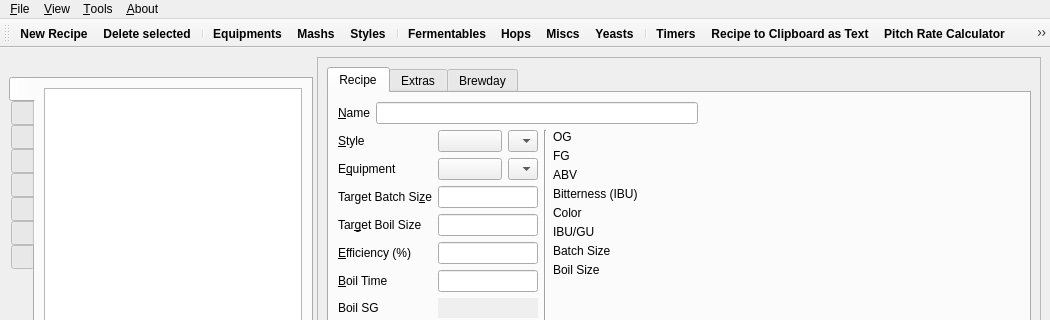
Brewtarget/brewtarget, file ui/mainWindow.ui: the form before one commit; both pictures show x 0 to 1050 and y 0 to 320 of the 1050 by 829 pixel window.
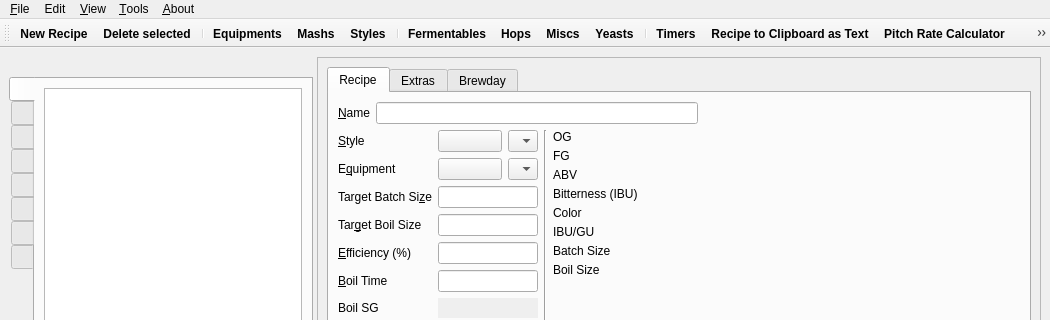
The form after the commit. Icons and pictures are not drawn. Custom widgets are drawn as their Qt base class.

Commit message: Add Undo/Redo menu entries etc without them yet doing anything

What changed in the file:
```diff
--- a/ui/mainWindow.ui
+++ b/ui/mainWindow.ui
@@ -1641,7 +1641,7 @@
      <x>0</x>
      <y>0</y>
      <width>1050</width>
-     <height>24</height>
+     <height>44</height>
     </rect>
    </property>
    <widget class="QMenu" name="menuAbout">
@@ -1738,7 +1738,15 @@
     <addaction name="separator"/>
     <addaction name="actionOptions"/>
    </widget>
+   <widget class="QMenu" name="menuEdit">
+    <property name="title">
+     <string>Edit</string>
+    </property>
+    <addaction name="actionUndo"/>
+    <addaction name="actionRedo"/>
+   </widget>
    <addaction name="menuFile"/>
+   <addaction name="menuEdit"/>
    <addaction name="menuView"/>
    <addaction name="menuTools"/>
    <addaction name="menuAbout"/>
```
Left out of the diff: 18 changed lines with no effect on the pictures. The commit also changes 1 other file.
